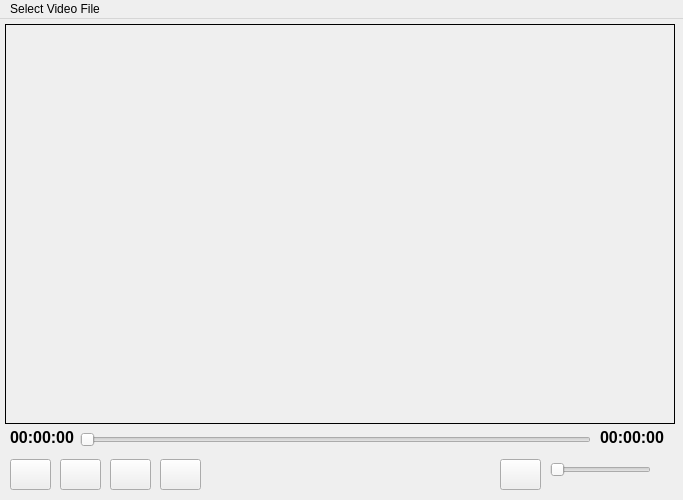
The window that Video_Player/videoplayer.ui (kunalgavhane12/QtAssignment) describes before a commit, drawn with Qt 5.
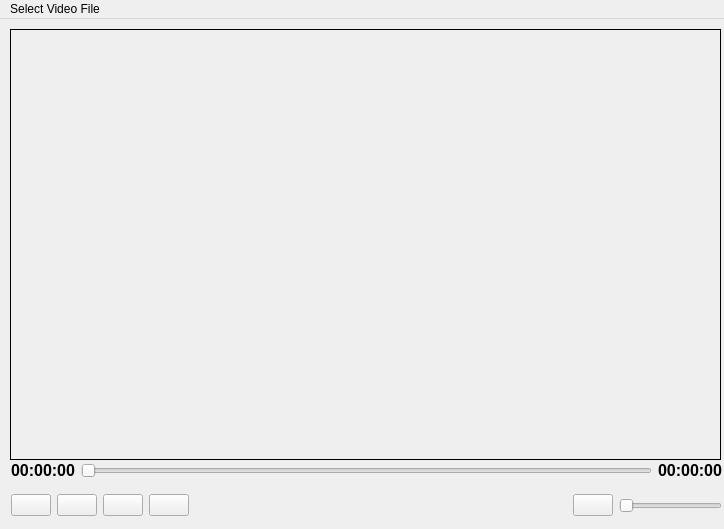
The same window after the commit.

What changed in the file:
```diff
--- a/Video_Player/videoplayer.ui
+++ b/Video_Player/videoplayer.ui
@@ -6,10 +6,16 @@
    <rect>
     <x>0</x>
     <y>0</y>
-    <width>683</width>
-    <height>500</height>
+    <width>724</width>
+    <height>529</height>
    </rect>
   </property>
+  <property name="maximumSize">
+   <size>
+    <width>729</width>
+    <height>529</height>
+   </size>
+  </property>
   <property name="windowTitle">
    <string>VideoPlayer</string>
   </property>
@@ -17,10 +23,10 @@
    <widget class="QGroupBox" name="groupBox_Video">
     <property name="geometry">
      <rect>
-      <x>5</x>
-      <y>5</y>
-      <width>670</width>
-      <height>400</height>
+      <x>10</x>
+      <y>10</y>
+      <width>711</width>
+      <height>431</height>
      </rect>
     </property>
     <property name="autoFillBackground">
@@ -37,138 +43,121 @@
      <string/>
     </property>
    </widget>
-   <widget class="QPushButton" name="pushButton_Seek_Backward">
+   <widget class="QWidget" name="">
     <property name="geometry">
      <rect>
-      <x>10</x>
-      <y>440</y>
-      <width>41</width>
-      <height>31</height>
+      <x>11</x>
+      <y>441</y>
+      <width>711</width>
+      <height>21</height>
      </rect>
     </property>
-    <property name="text">
-     <string/>
-    </property>
+    <layout class="QHBoxLayout" name="horizontalLayout">
+     <item>
+      <widget class="QLabel" name="label_Current_Time">
+       <property name="font">
+        <font>
+         <family>Segoe UI</family>
+         <pointsize>12</pointsize>
+         <weight>75</weight>
+         <bold>true</bold>
+        </font>
+       </property>
+       <property name="text">
+        <string>00:00:00</string>
+       </property>
+      </widget>
+     </item>
+     <item>
+      <widget class="QSlider" name="horizontalSlider_Duration">
+       <property name="orientation">
+        <enum>Qt::Horizontal</enum>
+       </property>
+      </widget>
+     </item>
+     <item>
+      <widget class="QLabel" name="label_Total_Time">
+       <property name="font">
+        <font>
+         <family>Segoe UI</family>
+         <pointsize>12</pointsize>
+         <weight>75</weight>
+         <bold>true</bold>
+        </font>
+       </property>
+       <property name="text">
+        <string>00:00:00</string>
+       </property>
+      </widget>
+     </item>
+    </layout>
    </widget>
-   <widget class="QPushButton" name="pushButton_Play_Pause">
+   <widget class="QWidget" name="">
     <property name="geometry">
      <rect>
-      <x>60</x>
-      <y>440</y>
-      <width>41</width>
+      <x>11</x>
+      <y>471</y>
+      <width>711</width>
       <height>31</height>
      </rect>
     </property>
-    <property name="text">
-     <string/>
-    </property>
-   </widget>
-   <widget class="QPushButton" name="pushButton_Stop">
-    <property name="geometry">
-     <rect>
-      <x>110</x>
-      <y>440</y>
-      <width>41</width>
-      <height>31</height>
-     </rect>
-    </property>
-    <property name="text">
-     <string/>
-    </property>
-   </widget>
-   <widget class="QPushButton" name="pushButton_Seek_Forward">
-    <property name="geometry">
-     <rect>
-      <x>160</x>
-      <y>440</y>
-      <width>41</width>
-      <height>31</height>
-     </rect>
-    </property>
-    <property name="text">
-     <string/>
-    </property>
-   </widget>
-   <widget class="QPushButton" name="pushButton_Volume">
-    <property name="geometry">
-     <rect>
-      <x>500</x>
-      <y>440</y>
-      <width>41</width>
-      <height>31</height>
-     </rect>
-    </property>
-    <property name="text">
-     <string/>
-    </property>
-   </widget>
-   <widget class="QSlider" name="horizontalSlider_Volume">
-    <property name="geometry">
-     <rect>
-      <x>550</x>
-      <y>440</y>
-      <width>101</width>
-      <height>22</height>
-     </rect>
-    </property>
-    <property name="orientation">
-     <enum>Qt::Horizontal</enum>
-    </property>
-   </widget>
-   <widget class="QSlider" name="horizontalSlider_Duration">
-    <property name="geometry">
-     <rect>
-      <x>80</x>
-      <y>410</y>
-      <width>511</width>
-      <height>22</height>
-     </rect>
-    </property>
-    <property name="orientation">
-     <enum>Qt::Horizontal</enum>
-    </property>
-   </widget>
-   <widget class="QLabel" name="label_Current_Time">
-    <property name="geometry">
-     <rect>
-      <x>10</x>
-      <y>410</y>
-      <width>71</width>
-      <height>16</height>
-     </rect>
-    </property>
-    <property name="font">
-     <font>
-      <family>Segoe UI</family>
-      <pointsize>12</pointsize>
-      <weight>75</weight>
-      <bold>true</bold>
-     </font>
-    </property>
-    <property name="text">
-     <string>00:00:00</string>
-    </property>
-   </widget>
-   <widget class="QLabel" name="label_Total_Time">
-    <property name="geometry">
-     <rect>
-      <x>600</x>
-      <y>410</y>
-      <width>71</width>
-      <height>16</height>
-     </rect>
-    </property>
-    <property name="font">
-     <font>
-      <family>Segoe UI</family>
-      <pointsize>12</pointsize>
-      <weight>75</weight>
-      <bold>true</bold>
-     </font>
-    </property>
-    <property name="text">
-     <string>00:00:00</string>
-    </property>
+    <layout class="QHBoxLayout" name="horizontalLayout_2">
+     <item>
+      <widget class="QPushButton" name="pushButton_Seek_Backward">
+       <property name="text">
+        <string/>
+       </property>
+      </widget>
+     </item>
+     <item>
+      <widget class="QPushButton" name="pushButton_Play_Pause">
+       <property name="text">
+        <string/>
+       </property>
+      </widget>
+     </item>
+     <item>
+      <widget class="QPushButton" name="pushButton_Stop">
+       <property name="text">
+        <string/>
+       </property>
+      </widget>
+     </item>
+     <item>
+      <widget class="QPushButton" name="pushButton_Seek_Forward">
+       <property name="text">
+        <string/>
+       </property>
+      </widget>
+     </item>
+     <item>
+      <spacer name="horizontalSpacer">
+       <property name="orientation">
+        <enum>Qt::Horizontal</enum>
+       </property>
+       <property name="sizeHint" stdset="0">
+        <size>
+         <width>378</width>
+         <height>28</height>
+        </size>
+       </property>
+      </spacer>
+     </item>
+     <item>
+      <widget class="QPushButton" name="pushButton_Volume">
+       <property name="text">
+        <string/>
+       </property>
+      </widget>
+     </item>
+     <item>
+      <widget class="QSlider" name="horizontalSlider_Volume">
+       <property name="orientation">
+        <enum>Qt::Horizontal</enum>
+       </property>
+      </widget>
+     </item>
+    </layout>
    </widget>
   </widget>
   <widget class="QMenuBar" name="menubar">
@@ -176,7 +165,7 @@
     <rect>
      <x>0</x>
      <y>0</y>
-     <width>683</width>
+     <width>724</width>
      <height>21</height>
     </rect>
    </property>
```
